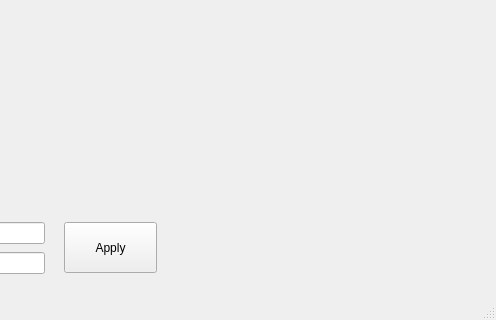
aquilesC/NanoCETPy, file alignment/views/Cam_Window.ui: the form before one commit; both pictures show x 356 to 852 and y 367 to 687 of the 852 by 687 pixel window.
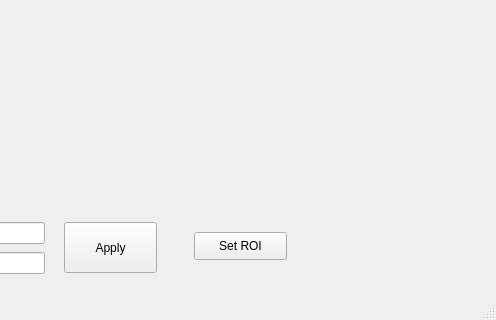
The form after the commit.

```diff
--- a/alignment/views/Cam_Window.ui
+++ b/alignment/views/Cam_Window.ui
@@ -87,6 +87,19 @@
      <string>Apply</string>
     </property>
    </widget>
+   <widget class="QPushButton" name="ROI_button">
+    <property name="geometry">
+     <rect>
+      <x>550</x>
+      <y>580</y>
+      <width>93</width>
+      <height>28</height>
+     </rect>
+    </property>
+    <property name="text">
+     <string>Set ROI</string>
+    </property>
+   </widget>
   </widget>
   <widget class="QMenuBar" name="menubar">
    <property name="geometry">
```
